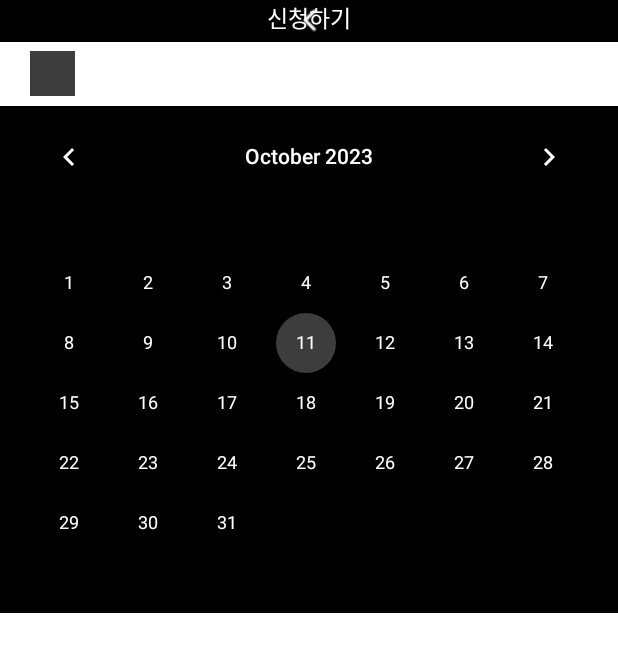
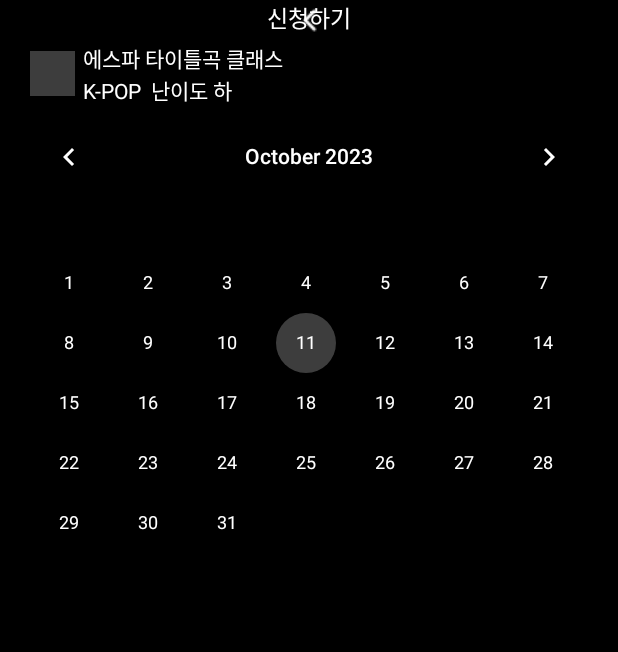
Before and after one commit to cloudgae/moovit, an Android app: the layout activity_apply1.xml on its own in the app's theme, with its tools: preview values and no code run, on a phone screen of 412 x 824 dp. Shown: the top 652 px of the screen. Run offline under Robolectric (Android 15) with nearby library versions, the phone set to English and light mode, and no system bars.

Commit message:
이린 - 업데이트

```diff
--- a/app/src/main/res/layout/activity_apply1.xml
+++ b/app/src/main/res/layout/activity_apply1.xml
@@ -5,6 +5,7 @@
     android:layout_width="match_parent"
     android:layout_height="match_parent"
     tools:context=".apply.Apply_1"
+    android:background="#000000"
     android:orientation="vertical">
 
     <FrameLayout
--- a/app/src/main/res/layout/activity_apply2.xml
+++ b/app/src/main/res/layout/activity_apply2.xml
@@ -5,6 +5,7 @@
     android:layout_width="match_parent"
     android:layout_height="match_parent"
     tools:context=".apply.Apply_2"
+    android:background="#000000"
     android:orientation="vertical">
 
     <FrameLayout
```
